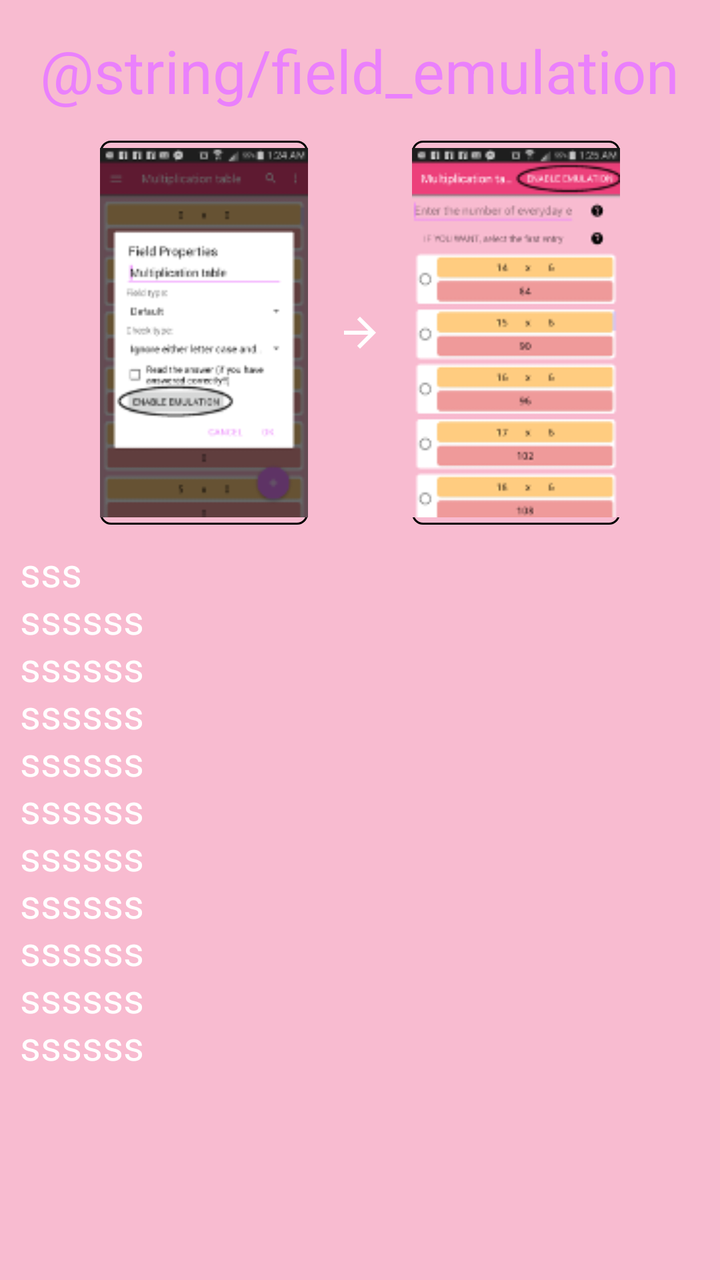
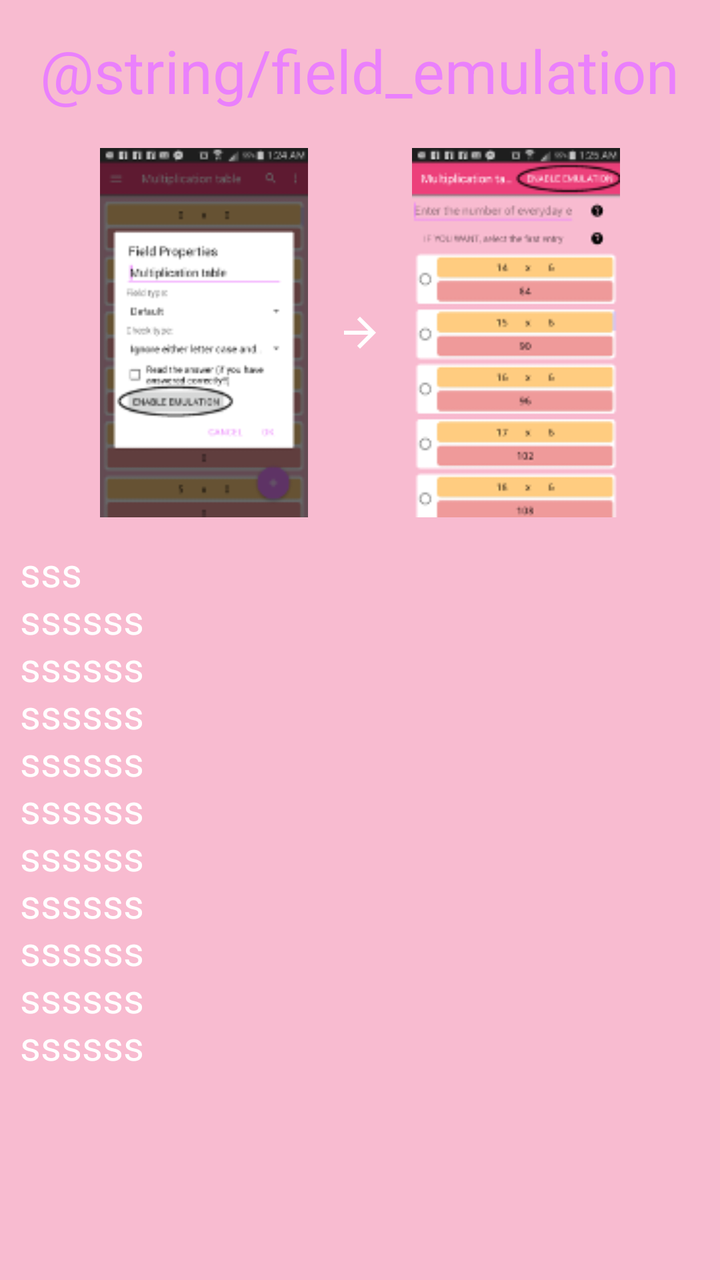

The first picture is an Android layout as it rendered before a commit; the second is the same layout after the commit. The layout source and the unified diff follow.
<!-- AndroidManifest.xml: application theme MyMaterialTheme -->
<!-- res/layout/intro_emulation.xml -->
<?xml version="1.0" encoding="utf-8"?>
<LinearLayout xmlns:android="http://schemas.android.com/apk/res/android"
    android:layout_width="match_parent" android:layout_height="match_parent"
    android:orientation="vertical">

    <TextView
        android:layout_width="wrap_content"
        android:layout_height="wrap_content"
        android:text="@string/field_emulation"
        android:textSize="30sp"
        android:padding="5dp"
        android:layout_margin="10dp"
        android:id="@+id/textView"
        android:textColor="@color/colorAccent"
        android:layout_gravity="center"/>

    <LinearLayout
        android:layout_width="match_parent"
        android:layout_height="wrap_content">

        <ImageView
            android:layout_width="0dp"
            android:layout_height="wrap_content"
            android:layout_weight="1"
            android:src="@drawable/intro_field_properities_emulation_button"
            android:id="@+id/imageView2"
            android:layout_marginStart="50dp"
            android:background="@drawable/text_bordered"
            />

       <ImageView
           android:layout_width="0dp"
           android:layout_height="wrap_content"
           android:layout_weight="0.5"
           android:layout_gravity="center"
           android:src="@drawable/intro_arrow"/>

        <ImageView
            android:layout_width="0dp"
            android:layout_height="wrap_content"
            android:layout_weight="1"
            android:src="@drawable/intro_emulation"
            android:layout_marginEnd="50dp"
            android:background="@drawable/text_bordered"
            />
    </LinearLayout>
    <EditText
        android:layout_width="match_parent"
        android:layout_height="280dp"
        android:textSize="20sp"
        android:textColor="@color/white_color"
        android:focusable="false"
        android:cursorVisible="false"
        android:background="@null"
        android:layout_margin="5dp"
        android:padding="5dp"
        android:text="sss\nssssss\nssssss\nssssss\nssssss\nssssss\nssssss\nssssss\nssssss\nssssss\nssssss\nssssss\nssssss\nssssss\nsss"/>

</LinearLayout>
<!-- resources referenced by this layout -->
<resources>
  <color name="colorAccent">#EA80FC</color>
  <color name="white_color">#FFFFFF</color>
  <!-- drawable intro_arrow: png bitmap (drawable-ar-hdpi, 148 bytes) -->
  <!-- drawable intro_emulation: png bitmap (drawable, 9469 bytes) -->
  <!-- drawable intro_field_properities_emulation_button: png bitmap (drawable, 12372 bytes) -->
  <!-- drawable text_bordered (drawable) -->
  <shape xmlns:android="http://schemas.android.com/apk/res/android"
      android:thickness="5dp"
      android:shape="rectangle">
      <stroke android:width="1dp"
          android:color="@android:color/black"/>
      <corners android:radius="5dp" />
      <gradient
          android:startColor="@android:color/transparent"
          android:endColor="@android:color/transparent"
          android:type="linear"
          android:angle="270"/>
  </shape>
  <string name="field_emulation">مُحاكاة مجال</string>
  <style name="MyMaterialTheme" parent="MyMaterialTheme.Base">
  
      </style>
  <style name="MyMaterialTheme.Base" parent="Theme.AppCompat.Light.DarkActionBar">
          <item name="windowNoTitle">true</item>
          <item name="windowActionBar">false</item>
          <item name="colorPrimary">@color/colorPrimary</item>
          <item name="colorPrimaryDark">@color/colorPrimaryDark</item>
          <item name="colorAccent">@color/colorAccent</item>
          <item name="android:windowBackground">@color/windowBackground</item>
      </style>
  <color name="colorPrimary">#EC407A</color>
  <color name="colorPrimaryDark">#AD1457</color>
  <color name="windowBackground">#F8BBD0</color>
</resources>

<!-- the commit's change to res/layout/intro_emulation.xml (unified diff, before → after) -->
@@ -22,10 +22,10 @@
             android:layout_width="0dp"
             android:layout_height="wrap_content"
             android:layout_weight="1"
-            android:src="@drawable/intro_field_properities_emulation_button"
-            android:id="@+id/imageView2"
+            android:src="@drawable/intro_field_properities_emulation_button_scaled15"
+            android:id="@+id/emulation_dialog_button"
             android:layout_marginStart="50dp"
-            android:background="@drawable/text_bordered"
+            android:onClick="introImageClicked"
             />
 
        <ImageView
@@ -36,12 +36,13 @@
            android:src="@drawable/intro_arrow"/>
 
         <ImageView
+            android:id="@+id/emulation"
             android:layout_width="0dp"
             android:layout_height="wrap_content"
             android:layout_weight="1"
-            android:src="@drawable/intro_emulation"
+            android:src="@drawable/intro_emulation_scaled15"
             android:layout_marginEnd="50dp"
-            android:background="@drawable/text_bordered"
+            android:onClick="introImageClicked"
             />
     </LinearLayout>
     <EditText
<!-- resource entries referenced after the edit -->
@@ -3,21 +3,8 @@
   <color name="colorAccent">#EA80FC</color>
   <color name="white_color">#FFFFFF</color>
   <!-- drawable intro_arrow: png bitmap (drawable-ar-hdpi, 148 bytes) -->
-  <!-- drawable intro_emulation: png bitmap (drawable, 9469 bytes) -->
-  <!-- drawable intro_field_properities_emulation_button: png bitmap (drawable, 12372 bytes) -->
-  <!-- drawable text_bordered (drawable) -->
-  <shape xmlns:android="http://schemas.android.com/apk/res/android"
-      android:thickness="5dp"
-      android:shape="rectangle">
-      <stroke android:width="1dp"
-          android:color="@android:color/black"/>
-      <corners android:radius="5dp" />
-      <gradient
-          android:startColor="@android:color/transparent"
-          android:endColor="@android:color/transparent"
-          android:type="linear"
-          android:angle="270"/>
-  </shape>
+  <!-- drawable intro_emulation_scaled15: png bitmap (drawable, 9469 bytes) -->
+  <!-- drawable intro_field_properities_emulation_button_scaled15: png bitmap (drawable, 12372 bytes) -->
   <string name="field_emulation">مُحاكاة مجال</string>
   <style name="MyMaterialTheme" parent="MyMaterialTheme.Base">
   
